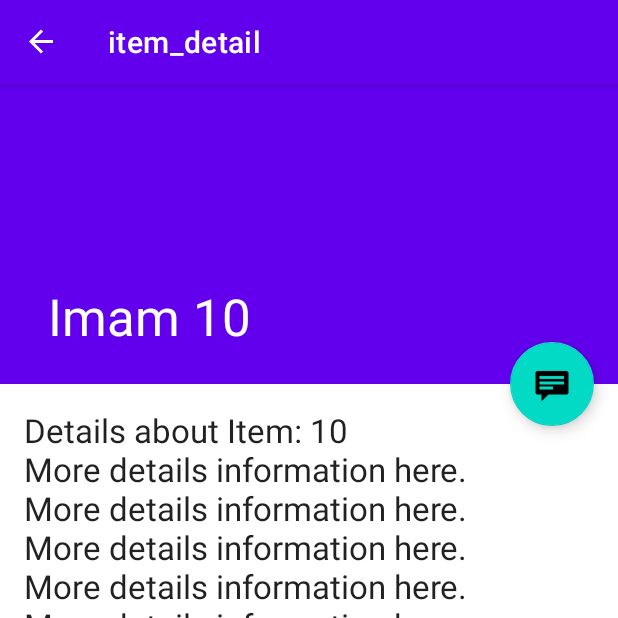
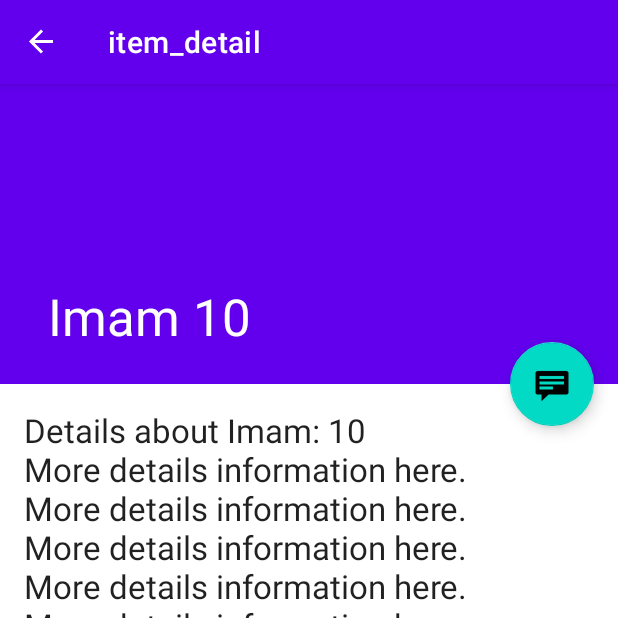
Before and after one commit to aalshawa97/ImamFinder, an Android app: the screen it shows after launch (ItemDetailHostActivity), after a tap on "10", on a phone screen of 412 x 824 dp, the top half of it. Run offline under Robolectric (Android 15) with nearby library versions, the phone set to English and light mode, and no system bars; our stand-ins replace navigation-ui.

Commit message:
Imam details

```diff
--- a/app/src/main/java/com/example/detailapplication/placeholder/PlaceholderContent.kt
+++ b/app/src/main/java/com/example/detailapplication/placeholder/PlaceholderContent.kt
@@ -41,7 +41,7 @@ object PlaceholderContent {
 
     private fun makeDetails(position: Int): String {
         val builder = StringBuilder()
-        builder.append("Details about Item: ").append(position)
+        builder.append("Details about Imam: ").append(position)
         for (i in 0..position - 1) {
             builder.append("\nMore details information here.")
         }
--- a/app/src/main/res/values/strings.xml
+++ b/app/src/main/res/values/strings.xml
@@ -1,4 +1,4 @@
 <resources>
     <string name="app_name">DetailApplication</string>
-    <string name="title_item_detail">Item Detail</string>
+    <string name="title_item_detail">Imam Detail</string>
 </resources>
```
